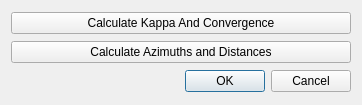
Old version of the form ui_azimuthdistancecalculator.ui in the repository lcoandrade/AzimuthDistanceCalculator.
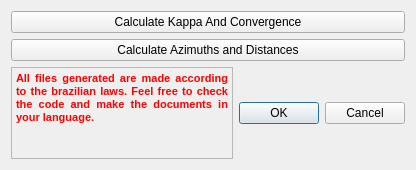
New version of the form.

Commit message: Information about the documents generated

```diff
--- a/ui_azimuthdistancecalculator.ui
+++ b/ui_azimuthdistancecalculator.ui
@@ -6,22 +6,22 @@
    <rect>
     <x>0</x>
     <y>0</y>
-    <width>362</width>
-    <height>105</height>
+    <width>416</width>
+    <height>170</height>
    </rect>
   </property>
   <property name="windowTitle">
    <string>AzimuthDistanceCalculator</string>
   </property>
   <layout class="QGridLayout" name="gridLayout">
-   <item row="0" column="0">
+   <item row="0" column="0" colspan="2">
     <widget class="QPushButton" name="kappaAndConvergenceButton">
      <property name="text">
       <string>Calculate Kappa And Convergence</string>
      </property>
     </widget>
    </item>
-   <item row="1" column="0">
+   <item row="1" column="0" colspan="2">
     <widget class="QPushButton" name="azimuthsAndDistancesButton">
      <property name="toolTip">
       <string>Generates a CSV with azimuths and distances for the selected feature</string>
@@ -32,6 +32,20 @@
     </widget>
    </item>
    <item row="2" column="0">
+    <widget class="QTextEdit" name="textEdit">
+     <property name="enabled">
+      <bool>false</bool>
+     </property>
+     <property name="html">
+      <string>&lt;!DOCTYPE HTML PUBLIC &quot;-//W3C//DTD HTML 4.0//EN&quot; &quot;http://www.w3.org/TR/REC-html40/strict.dtd&quot;&gt;
+&lt;html&gt;&lt;head&gt;&lt;meta name=&quot;qrichtext&quot; content=&quot;1&quot; /&gt;&lt;style type=&quot;text/css&quot;&gt;
+p, li { white-space: pre-wrap; }
+&lt;/style&gt;&lt;/head&gt;&lt;body style=&quot; font-family:'MS Shell Dlg 2'; font-size:8.25pt; font-weight:400; font-style:normal;&quot;&gt;
+&lt;p align=&quot;justify&quot; style=&quot; margin-top:0px; margin-bottom:0px; margin-left:0px; margin-right:0px; -qt-block-indent:0; text-indent:0px;&quot;&gt;&lt;span style=&quot; font-size:8pt; font-weight:600; color:#ff0000;&quot;&gt;All files generated are made according to the brazilian laws. Feel free to check the code and make the documents in your language.&lt;/span&gt;&lt;/p&gt;&lt;/body&gt;&lt;/html&gt;</string>
+     </property>
+    </widget>
+   </item>
+   <item row="2" column="1">
     <widget class="QDialogButtonBox" name="buttonBox">
      <property name="orientation">
       <enum>Qt::Horizontal</enum>
```
